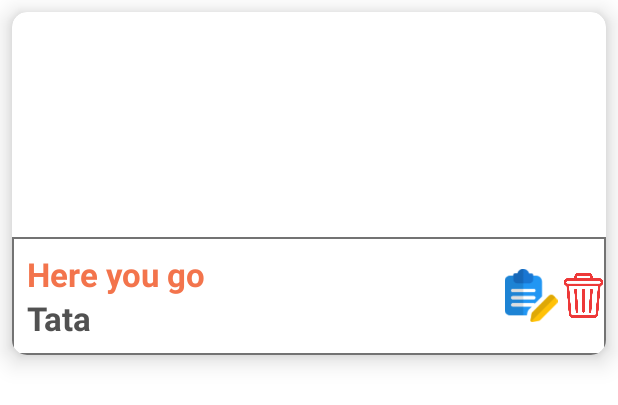
After one commit to SimranjitKaur2815/ExpenseTracker, an Android app: the layout expenses_adapter.xml on its own in the app's theme, with its tools: preview values and no code run, on a phone screen of 412 x 824 dp. The commit adds this screen. Shown: the top 405 px of the screen. Run offline under Robolectric (Android 15) with nearby library versions, the phone set to English and light mode, and no system bars.

Commit message:
ExpenseAdapter Added

```diff
--- /dev/null
+++ b/app/src/main/java/com/example/expensetrackersystem/ui/fragments/Expenses/ExpensesModel.java
@@ -0,0 +1,4 @@
+package com.example.expensetrackersystem.ui.fragments.Expenses;
+
+public class ExpensesModel {
+}
--- /dev/null
+++ b/app/src/main/res/drawable/border.xml
@@ -0,0 +1,8 @@
+<?xml version="1.0" encoding="utf-8"?>
+<shape
+    android:shape="rectangle"
+    xmlns:android="http://schemas.android.com/apk/res/android"
+    >
+<stroke android:width="1dp"
+    android:color="#737373"/>
+</shape>
--- /dev/null
+++ b/app/src/main/res/layout/expenses_adapter.xml
@@ -0,0 +1,74 @@
+<?xml version="1.0" encoding="utf-8"?>
+<androidx.constraintlayout.widget.ConstraintLayout xmlns:android="http://schemas.android.com/apk/res/android"
+    android:layout_width="match_parent"
+    android:layout_height="match_parent"
+    xmlns:app="http://schemas.android.com/apk/res-auto">
+    <com.google.android.material.card.MaterialCardView
+        android:layout_width="match_parent"
+        android:layout_height="wrap_content"
+        app:layout_constraintStart_toStartOf="parent"
+        app:layout_constraintTop_toTopOf="parent"
+        app:cardElevation="10dp"
+        app:cardCornerRadius="10dp"
+        android:layout_margin="8dp"
+        >
+        <LinearLayout
+            android:layout_width="match_parent"
+            android:layout_height="wrap_content"
+            android:orientation="vertical">
+        <TextView
+            android:layout_width="match_parent"
+            android:layout_height="150dp"
+            android:id="@+id/expense_content"
+            />
+
+        <LinearLayout
+            android:layout_width="match_parent"
+            android:layout_height="wrap_content"
+            android:orientation="horizontal"
+            android:gravity="center_vertical"
+            android:background="@drawable/border"
+            >
+            <LinearLayout
+                android:layout_width="match_parent"
+                android:layout_height="wrap_content"
+                android:orientation="vertical"
+                android:padding="10dp"
+                android:layout_weight="1">
+                <TextView
+                    android:layout_width="match_parent"
+                    android:layout_height="wrap_content"
+                    android:text="Here you go"
+                    android:id="@+id/calculated_amount"
+                    android:textSize="22sp"
+                    android:textStyle="bold"
+                    android:textColor="#F3744C"
+                    />
+                <TextView
+                    android:layout_width="match_parent"
+                    android:layout_height="wrap_content"
+                    android:text="Tata"
+                    android:id="@+id/date"
+                    android:textSize="22sp"
+                    android:textStyle="bold"
+                    android:textColor="#515151"
+                    />
+
+            </LinearLayout>
+            <ImageView
+                android:layout_width="40dp"
+                android:layout_height="35dp"
+                android:src="@drawable/edit"
+                android:id="@+id/edit"/>
+            <ImageView
+                android:layout_width="30dp"
+                android:layout_height="30dp"
+                android:src="@drawable/bin"
+                android:id="@+id/delete"/>
+
+        </LinearLayout>
+
+        </LinearLayout>
+    </com.google.android.material.card.MaterialCardView>
+
+</androidx.constraintlayout.widget.ConstraintLayout>
```
Also changed, not shown: app/src/main/java/com/example/expensetrackersystem/ui/fragments/Expenses/ExpensesAdapter.java (added, +59 -0 lines), app/src/main/java/com/example/expensetrackersystem/ui/fragments/Expenses/ExpensesFragment.java (+11 -0 lines), app/src/main/res/layout/expenses_fragment_layout.xml (+5 -3 lines), app/src/main/res/drawable/bin.png (added), app/src/main/res/drawable/edit.png (added).
